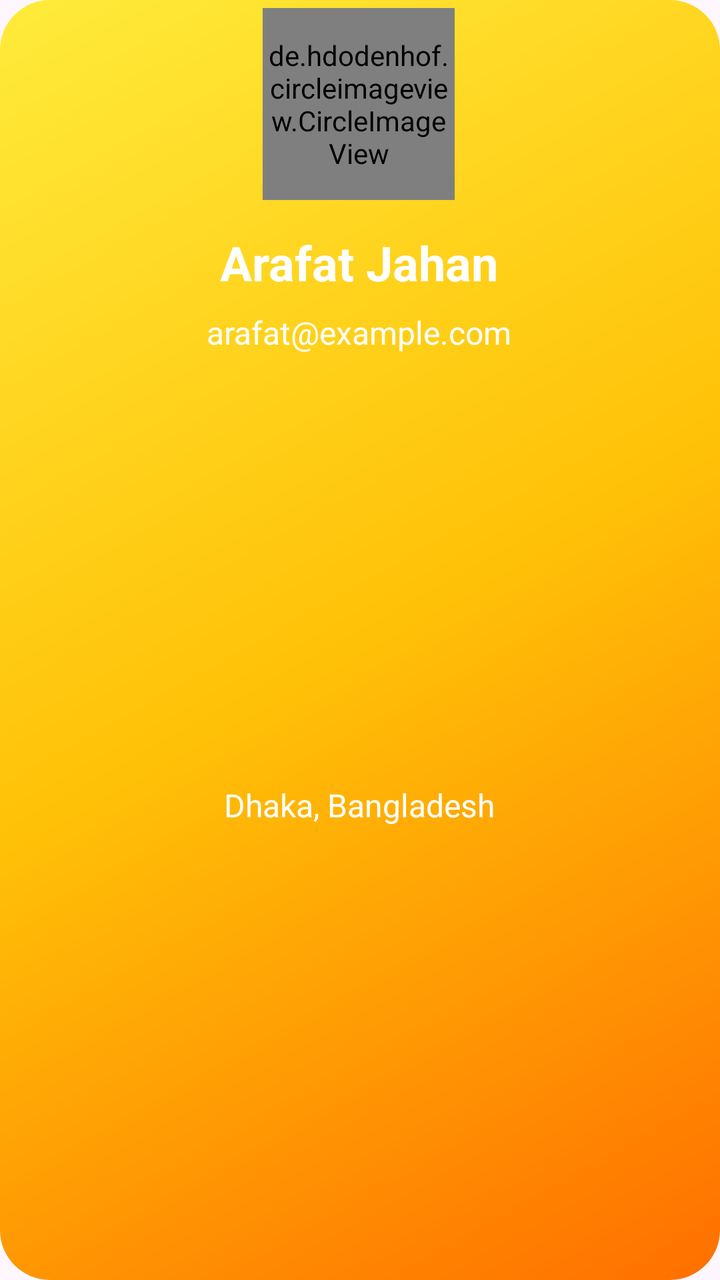
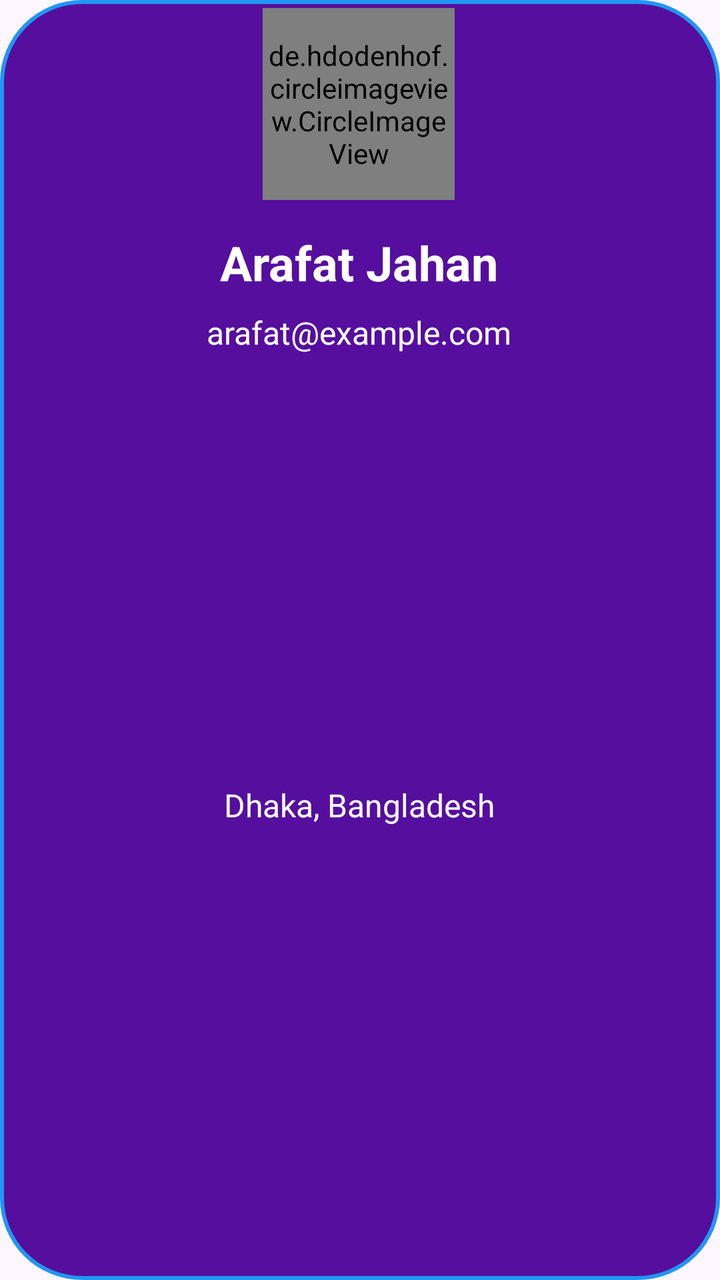

Compare the two renders of this Android layout. The source of the first and the diff that turns it into the second are given below.
<!-- AndroidManifest.xml: application theme Theme.ShareSpot -->
<!-- res/layout/nav_header.xml -->
<?xml version="1.0" encoding="utf-8"?>
<androidx.constraintlayout.widget.ConstraintLayout xmlns:android="http://schemas.android.com/apk/res/android"
    xmlns:app="http://schemas.android.com/apk/res-auto"
    xmlns:tools="http://schemas.android.com/tools"
    android:layout_width="match_parent"
    android:layout_height="wrap_content"
    android:background="@drawable/drawer_vibrant_gradient">

    <de.hdodenhof.circleimageview.CircleImageView
        android:id="@+id/profile_Image"
        android:layout_width="96dp"
        android:layout_height="96dp"
        android:layout_marginTop="4dp"
        android:scaleType="centerCrop"
        android:src="@drawable/arafat"
        app:civ_border_color="@color/black"
        app:civ_border_width="4dp"
        app:layout_constraintEnd_toEndOf="parent"
        app:layout_constraintHorizontal_bias="0.498"
        app:layout_constraintStart_toStartOf="parent"
        app:layout_constraintTop_toTopOf="parent" />

    <TextView
        android:id="@+id/profileName"
        android:layout_width="wrap_content"
        android:layout_height="wrap_content"
        android:layout_marginTop="15dp"
        android:text="Arafat Jahan"
        android:textSize="24sp"
        android:textStyle="bold"
        android:textColor="@android:color/white"
        app:layout_constraintEnd_toEndOf="@+id/profile_Image"
        app:layout_constraintStart_toStartOf="@+id/profile_Image"
        app:layout_constraintTop_toBottomOf="@+id/profile_Image" />

    <TextView
        android:id="@+id/profileEmail"
        android:layout_width="wrap_content"
        android:layout_height="wrap_content"
        android:layout_marginTop="8dp"
        android:text="arafat@example.com"
        android:textSize="16sp"
        android:textColor="@android:color/white"
        app:layout_constraintEnd_toEndOf="@+id/profileName"
        app:layout_constraintStart_toStartOf="@+id/profileName"
        app:layout_constraintTop_toBottomOf="@+id/profileName" />

    <TextView
        android:id="@+id/location"
        android:layout_width="wrap_content"
        android:layout_height="wrap_content"
        android:layout_marginTop="8dp"
        android:text="Dhaka, Bangladesh"
        android:textSize="16sp"
        android:textColor="@android:color/white"
        app:layout_constraintBottom_toBottomOf="parent"
        app:layout_constraintEnd_toEndOf="@+id/profileEmail"
        app:layout_constraintStart_toStartOf="@+id/profileEmail"
        android:layout_marginBottom="20dp"
    app:layout_constraintTop_toBottomOf="@+id/profileEmail" />
</androidx.constraintlayout.widget.ConstraintLayout>
<!-- resources referenced by this layout -->
<resources>
  <color name="black">#FF000000</color>
  <!-- drawable arafat: jpg bitmap (drawable, 81131 bytes) -->
  <!-- drawable drawer_vibrant_gradient (drawable) -->
  <?xml version="1.0" encoding="utf-8"?>
  <shape xmlns:android="http://schemas.android.com/apk/res/android">
      <gradient
          android:startColor="#FF6F00"
          android:centerColor="#FFC107"
          android:endColor="#FFEB3B"
          android:angle="135" />
      <corners android:radius="25dp" />
  </shape>
  <style name="Theme.ShareSpot" parent="Base.Theme.ShareSpot" />
  <style name="Base.Theme.ShareSpot" parent="Theme.Material3.DayNight.NoActionBar">
          
          
      </style>
</resources>

<!-- the commit's change to res/layout/nav_header.xml (unified diff, before → after) -->
@@ -4,7 +4,7 @@
     xmlns:tools="http://schemas.android.com/tools"
     android:layout_width="match_parent"
     android:layout_height="wrap_content"
-    android:background="@drawable/drawer_vibrant_gradient">
+    android:background="@drawable/profile_button_bg">
 
     <de.hdodenhof.circleimageview.CircleImageView
         android:id="@+id/profile_Image"
@@ -12,7 +12,7 @@
         android:layout_height="96dp"
         android:layout_marginTop="4dp"
         android:scaleType="centerCrop"
-        android:src="@drawable/arafat"
+        android:src="@drawable/locationapplogo"
         app:civ_border_color="@color/black"
         app:civ_border_width="4dp"
         app:layout_constraintEnd_toEndOf="parent"
<!-- resource entries referenced after the edit -->
@@ -1,17 +1,25 @@
 <!-- resources referenced by this layout -->
 <resources>
   <color name="black">#FF000000</color>
-  <!-- drawable arafat: jpg bitmap (drawable, 81131 bytes) -->
-  <!-- drawable drawer_vibrant_gradient (drawable) -->
+  <!-- drawable locationapplogo: png bitmap (drawable, 706622 bytes) -->
+  <!-- drawable profile_button_bg (drawable) -->
   <?xml version="1.0" encoding="utf-8"?>
-  <shape xmlns:android="http://schemas.android.com/apk/res/android">
-      <gradient
-          android:startColor="#FF6F00"
-          android:centerColor="#FFC107"
-          android:endColor="#FFEB3B"
-          android:angle="135" />
-      <corners android:radius="25dp" />
-  </shape>
+  <selector xmlns:android="http://schemas.android.com/apk/res/android">
+      <item android:state_pressed="true">
+          <shape>
+              <solid android:color="#90CAF9"/> 
+              <corners android:radius="40dp"/> 
+              <stroke android:width="2dp" android:color="#2196F3"/> 
+          </shape>
+      </item>
+      <item>
+          <shape>
+              <solid android:color="#550E9E"/> 
+              <corners android:radius="40dp"/> 
+              <stroke android:width="2dp" android:color="#2196F3"/> 
+          </shape>
+      </item>
+  </selector>
   <style name="Theme.ShareSpot" parent="Base.Theme.ShareSpot" />
   <style name="Base.Theme.ShareSpot" parent="Theme.Material3.DayNight.NoActionBar">
           
